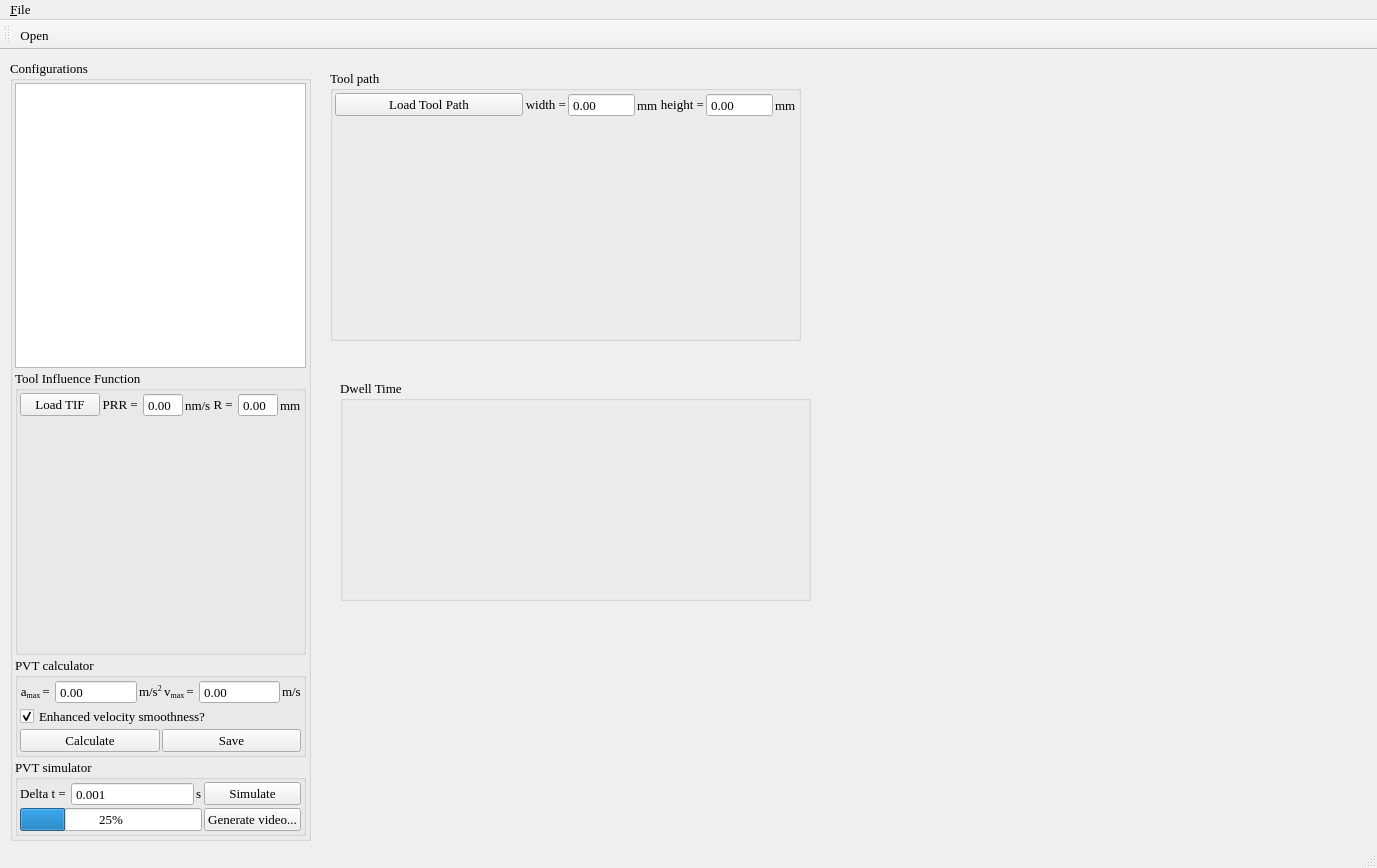
Old version of the form cpp/pvtapp/pvtapp.ui in the repository TWANG006/pvt-scheduler.
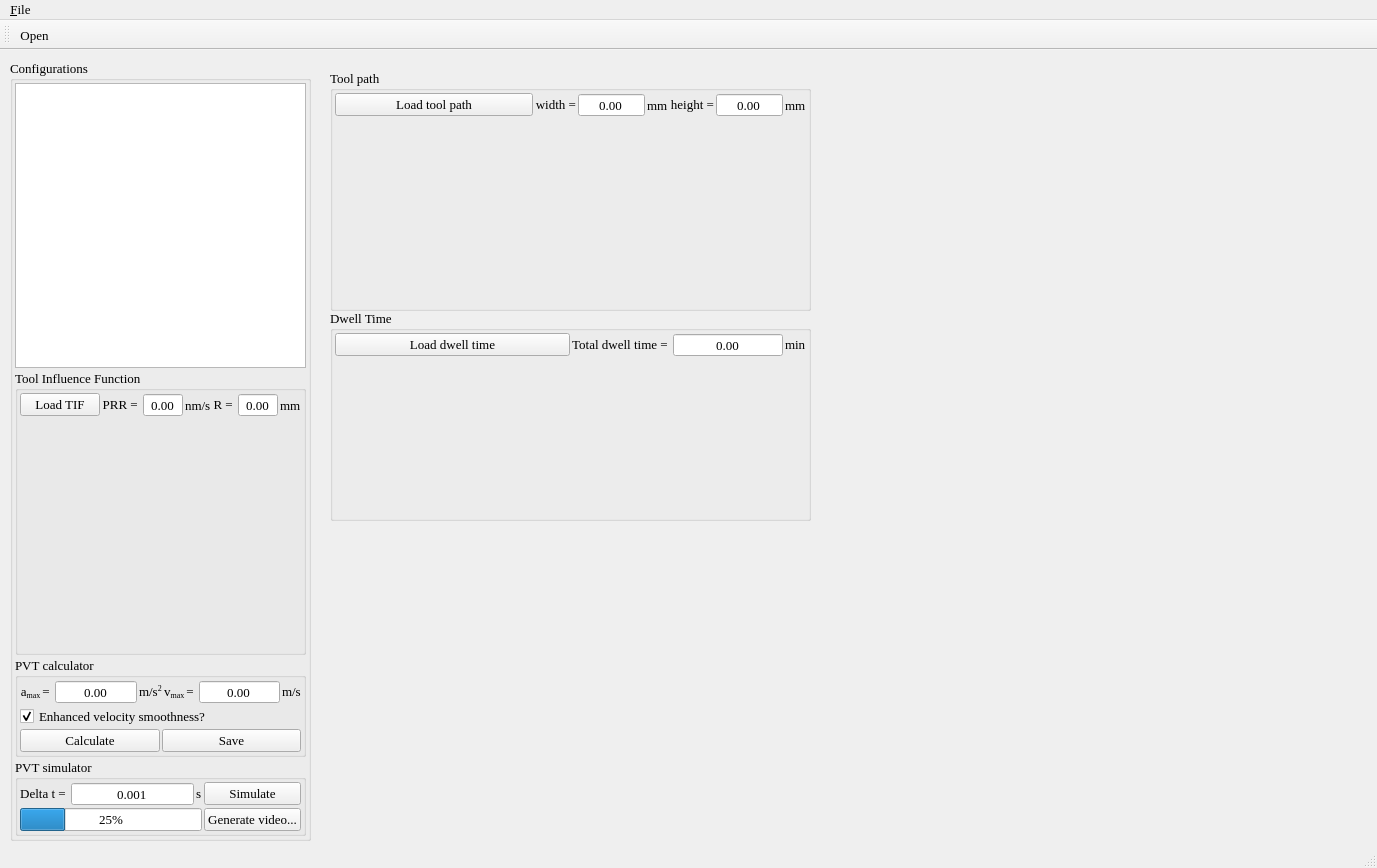
New version of the form. Icons and pictures are not drawn. Custom widgets are drawn as their Qt base class.

Commit message: init dwell time plot

Patch:
```diff
--- a/cpp/pvtapp/pvtapp.ui
+++ b/cpp/pvtapp/pvtapp.ui
@@ -32,7 +32,7 @@
     <property name="title">
      <string>Configurations</string>
     </property>
-    <layout class="QGridLayout" name="config_gridLayout" rowstretch="1,1,0,0">
+    <layout class="QGridLayout" name="config_gridLayout" rowstretch="0,0,0,0">
      <property name="leftMargin">
       <number>2</number>
      </property>
@@ -130,6 +130,9 @@
               <pointsize>10</pointsize>
              </font>
             </property>
+            <property name="alignment">
+             <set>Qt::AlignCenter</set>
+            </property>
             <property name="readOnly">
              <bool>true</bool>
             </property>
@@ -181,6 +184,9 @@
               <pointsize>10</pointsize>
              </font>
             </property>
+            <property name="alignment">
+             <set>Qt::AlignCenter</set>
+            </property>
             <property name="readOnly">
              <bool>true</bool>
             </property>
@@ -279,6 +285,9 @@
               <pointsize>10</pointsize>
              </font>
             </property>
+            <property name="alignment">
+             <set>Qt::AlignCenter</set>
+            </property>
             <property name="readOnly">
              <bool>true</bool>
             </property>
@@ -330,6 +339,9 @@
               <pointsize>10</pointsize>
              </font>
             </property>
+            <property name="alignment">
+             <set>Qt::AlignCenter</set>
+            </property>
             <property name="readOnly">
              <bool>true</bool>
             </property>
@@ -461,6 +473,9 @@
               <pointsize>10</pointsize>
              </font>
             </property>
+            <property name="alignment">
+             <set>Qt::AlignCenter</set>
+            </property>
             <property name="readOnly">
              <bool>true</bool>
             </property>
@@ -531,10 +546,10 @@
    <widget class="QGroupBox" name="dwell_time_groupBox">
     <property name="geometry">
      <rect>
-      <x>340</x>
-      <y>330</y>
-      <width>471</width>
-      <height>221</height>
+      <x>330</x>
+      <y>260</y>
+      <width>481</width>
+      <height>211</height>
      </rect>
     </property>
     <property name="font">
@@ -546,14 +561,96 @@
     <property name="title">
      <string>Dwell Time</string>
     </property>
+    <layout class="QGridLayout" name="dt_gridLayout" rowstretch="0,1" columnstretch="1,1">
+     <property name="leftMargin">
+      <number>2</number>
+     </property>
+     <property name="topMargin">
+      <number>2</number>
+     </property>
+     <property name="rightMargin">
+      <number>2</number>
+     </property>
+     <property name="bottomMargin">
+      <number>2</number>
+     </property>
+     <property name="spacing">
+      <number>2</number>
+     </property>
+     <item row="0" column="0">
+      <widget class="QPushButton" name="load_dt_button">
+       <property name="font">
+        <font>
+         <family>Times New Roman</family>
+         <pointsize>10</pointsize>
+        </font>
+       </property>
+       <property name="text">
+        <string>Load dwell time</string>
+       </property>
+      </widget>
+     </item>
+     <item row="0" column="1">
+      <layout class="QHBoxLayout" name="total_dt_horizontalLayout" stretch="0,1,0">
+       <property name="spacing">
+        <number>2</number>
+       </property>
+       <item>
+        <widget class="QLabel" name="total_dt_label">
+         <property name="text">
+          <string>&lt;html&gt;&lt;head/&gt;&lt;body&gt;&lt;p align=&quot;right&quot;&gt;Total dwell time = &lt;/p&gt;&lt;/body&gt;&lt;/html&gt;</string>
+         </property>
+        </widget>
+       </item>
+       <item>
+        <widget class="QDoubleSpinBox" name="total_dt_value_box">
+         <property name="enabled">
+          <bool>true</bool>
+         </property>
+         <property name="font">
+          <font>
+           <family>Times New Roman</family>
+           <pointsize>10</pointsize>
+          </font>
+         </property>
+         <property name="alignment">
+          <set>Qt::AlignCenter</set>
+         </property>
+         <property name="readOnly">
+          <bool>true</bool>
+         </property>
+         <property name="buttonSymbols">
+          <enum>QAbstractSpinBox::NoButtons</enum>
+         </property>
+         <property name="maximum">
+          <double>999999.000000000000000</double>
+         </property>
+         <property name="singleStep">
+          <double>0.010000000000000</double>
+         </property>
+        </widget>
+       </item>
+       <item>
+        <widget class="QLabel" name="total_dt_unit_label">
+         <property name="text">
+          <string>&lt;html&gt;&lt;head/&gt;&lt;body&gt;&lt;p&gt;min&lt;/p&gt;&lt;/body&gt;&lt;/html&gt;</string>
+         </property>
+        </widget>
+       </item>
+      </layout>
+     </item>
+     <item row="1" column="0" colspan="2">
+      <widget class="QCustomPlot" name="dt_plot" native="true"/>
+     </item>
+    </layout>
    </widget>
    <widget class="QGroupBox" name="tool_path_groupBox">
     <property name="geometry">
      <rect>
       <x>330</x>
       <y>20</y>
-      <width>471</width>
-      <height>271</height>
+      <width>481</width>
+      <height>241</height>
      </rect>
     </property>
     <property name="font">
@@ -565,7 +662,7 @@
     <property name="title">
      <string>Tool path</string>
     </property>
-    <layout class="QGridLayout" name="tool_path_gridLayout" rowstretch="0,1,0" columnstretch="1,1">
+    <layout class="QGridLayout" name="tool_path_gridLayout" rowstretch="0,1" columnstretch="1,1">
      <property name="leftMargin">
       <number>2</number>
      </property>
@@ -590,16 +687,16 @@
         </font>
        </property>
        <property name="text">
-        <string>Load Tool Path</string>
+        <string>Load tool path</string>
        </property>
       </widget>
      </item>
      <item row="0" column="1">
-      <layout class="QGridLayout" name="path_gridLayout" columnstretch="0,1,0,0,1,0">
+      <layout class="QHBoxLayout" name="tool_path_horizontalLayout" stretch="0,1,0,0,1,0">
        <property name="spacing">
         <number>2</number>
        </property>
-       <item row="0" column="0">
+       <item>
         <widget class="QLabel" name="path_w_label">
          <property name="font">
           <font>
@@ -612,7 +709,7 @@
          </property>
         </widget>
        </item>
-       <item row="0" column="1">
+       <item>
         <widget class="QDoubleSpinBox" name="path_w_value_box">
          <property name="enabled">
           <bool>true</bool>
@@ -623,6 +720,9 @@
            <pointsize>10</pointsize>
           </font>
          </property>
+         <property name="alignment">
+          <set>Qt::AlignCenter</set>
+         </property>
          <property name="readOnly">
           <bool>true</bool>
          </property>
@@ -637,7 +737,7 @@
          </property>
         </widget>
        </item>
-       <item row="0" column="2">
+       <item>
         <widget class="QLabel" name="path_w_unit_label">
          <property name="font">
           <font>
@@ -650,7 +750,7 @@
          </property>
         </widget>
        </item>
-       <item row="0" column="3">
+       <item>
         <widget class="QLabel" name="path_h_label">
          <property name="font">
           <font>
@@ -663,7 +763,7 @@
          </property>
         </widget>
        </item>
-       <item row="0" column="4">
+       <item>
         <widget class="QDoubleSpinBox" name="path_h_value_box">
          <property name="enabled">
           <bool>true</bool>
@@ -674,6 +774,9 @@
            <pointsize>10</pointsize>
           </font>
          </property>
+         <property name="alignment">
+          <set>Qt::AlignCenter</set>
+         </property>
          <property name="readOnly">
           <bool>true</bool>
          </property>
@@ -688,7 +791,7 @@
          </property>
         </widget>
        </item>
-       <item row="0" column="5">
+       <item>
         <widget class="QLabel" name="path_h_unit_label">
          <property name="font">
           <font>
```
The commit also changes 2 other files.
